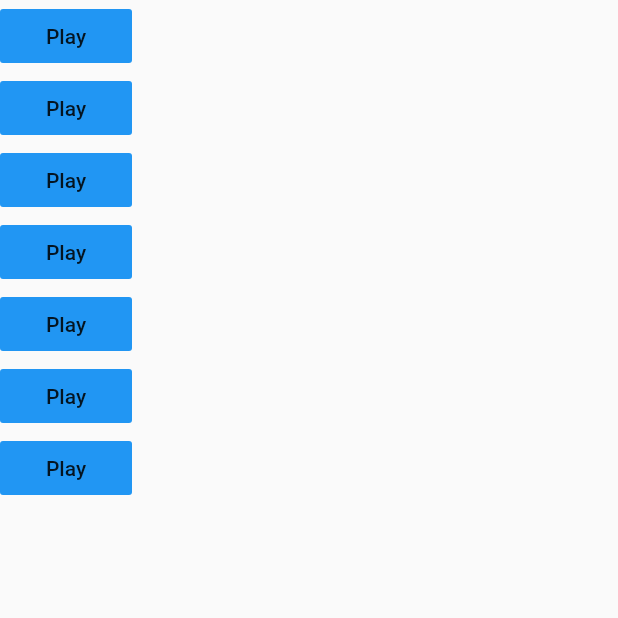
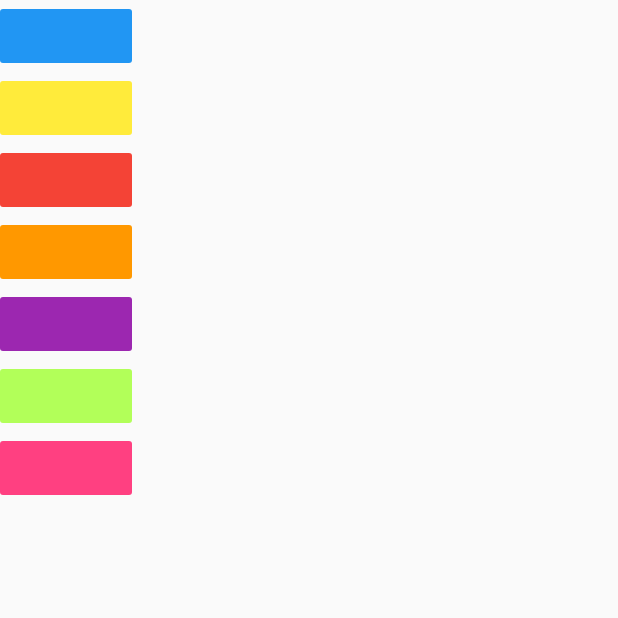
Before and after one commit to QuratulainSajid712/BSCS-B15-B-075-MAD, a Flutter app: the screen it shows after launch, on a phone screen of 412 x 824 dp, the top half of it. Run offline on Flutter 3.47's test engine with Material 2 defaults, Android fonts, the phone set to English and light mode, and no system bars; our stand-ins replace audioplayers; missing offline and left inert: sessional1_075.

Commit message:
Update main.dart

```diff
--- a/xylophone_app/lib/main.dart
+++ b/xylophone_app/lib/main.dart
@@ -1,3 +1,4 @@
+import 'package:flutter/cupertino.dart';
 import 'package:flutter/material.dart';
 import 'package:audioplayers/audioplayers.dart';
 import 'package:audioplayers/audio_cache.dart';
@@ -7,6 +8,10 @@ void main() {
 }
 
 class XylophoneApp extends StatelessWidget {
+  void playsound(int soundnumber){
+    final play=AudioCache();
+    play.play('note$soundnumber.wav');
+  }
   @override
   Widget build(BuildContext context) {
     return MaterialApp(
@@ -17,58 +22,45 @@ class XylophoneApp extends StatelessWidget {
               FlatButton(
               color: Colors.blue,
               onPressed: (){
-                final play=AudioCache();
-                play.play('note1.wav');
+                playsound(1);
                 },
-              child: Text('Play'),
           ),
               FlatButton(
-                color: Colors.blue,
+                color: Colors.yellow,
                 onPressed: (){
-                  final play=AudioCache();
-                  play.play('note2.wav');
+                 playsound(2);
                 },
-                child: Text('Play'),
               ),
               FlatButton(
-                color: Colors.blue,
+                color: Colors.red,
                 onPressed: (){
-                  final play=AudioCache();
-                  play.play('note3.wav');
+                  playsound(3);
                 },
-                child: Text('Play'),
               ),
               FlatButton(
-                color: Colors.blue,
+                color: Colors.orange,
                 onPressed: (){
-                  final play=AudioCache();
-                  play.play('note4.wav');
+                 playsound(4);
                 },
-                child: Text('Play'),
               ),
               FlatButton(
-                color: Colors.blue,
+                color: Colors.purple,
                 onPressed: (){
-                  final play=AudioCache();
-                  play.play('note5.wav');
+                  playsound(5);
                 },
-                child: Text('Play'),
+
               ),
               FlatButton(
-                color: Colors.blue,
+                color: Colors.lightGreenAccent,
                 onPressed: (){
-                  final play=AudioCache();
-                  play.play('note6.wav');
+                playsound(6);
                 },
-                child: Text('Play'),
               ),
               FlatButton(
-                color: Colors.blue,
+                color: Colors.pinkAccent,
                 onPressed: (){
-                  final play=AudioCache();
-                  play.play('note7.wav');
+                 playsound(7);
                 },
-                child: Text('Play'),
               ),
             ],
           ),
```
